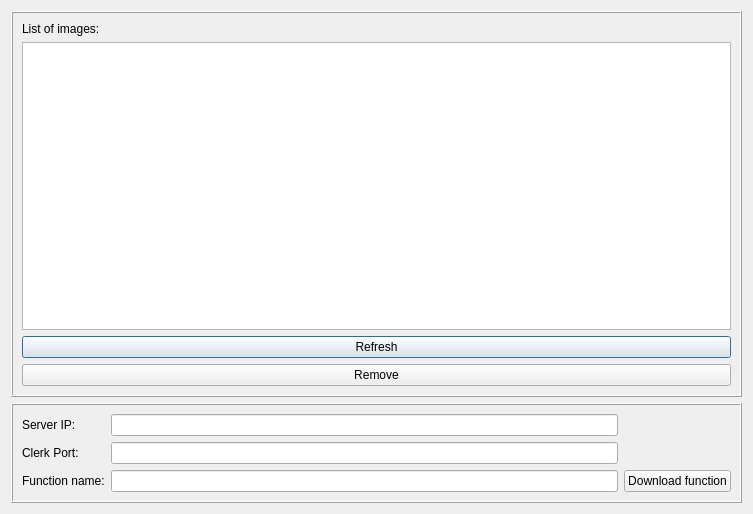
First picture: the form in Node/Deployer/DeployerBoard.ui, repository ADanayi/openCOT, before the edit.
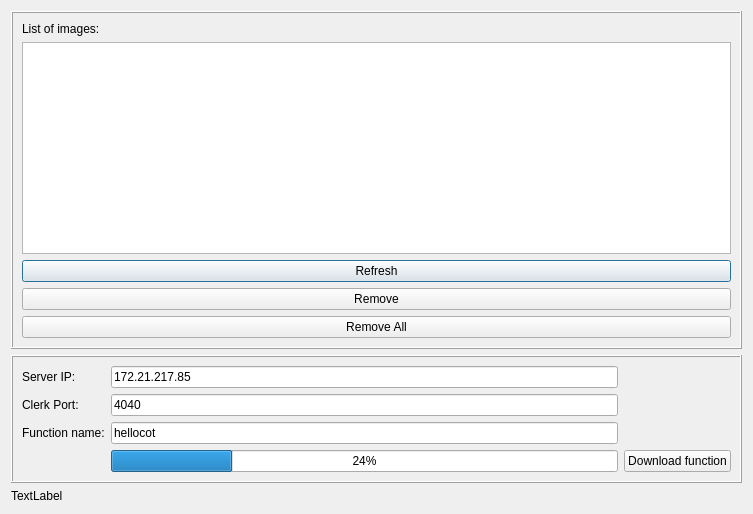
Second picture: the form after the edit.

The edit to the form file:
```diff
--- a/Node/Deployer/DeployerBoard.ui
+++ b/Node/Deployer/DeployerBoard.ui
@@ -47,6 +47,13 @@
         </property>
        </widget>
       </item>
+      <item>
+       <widget class="QPushButton" name="pushButton_removeAll">
+        <property name="text">
+         <string>Remove All</string>
+        </property>
+       </widget>
+      </item>
      </layout>
     </widget>
    </item>
@@ -59,6 +66,13 @@
       <enum>QFrame::Raised</enum>
      </property>
      <layout class="QGridLayout" name="gridLayout">
+      <item row="3" column="1">
+       <widget class="QProgressBar" name="progressBar">
+        <property name="value">
+         <number>24</number>
+        </property>
+       </widget>
+      </item>
       <item row="2" column="0">
        <widget class="QLabel" name="label">
         <property name="text">
@@ -67,7 +81,11 @@
        </widget>
       </item>
       <item row="1" column="1">
-       <widget class="QLineEdit" name="lineEdit_port"/>
+       <widget class="QLineEdit" name="lineEdit_port">
+        <property name="text">
+         <string>4040</string>
+        </property>
+       </widget>
       </item>
       <item row="1" column="0">
        <widget class="QLabel" name="label_3">
@@ -77,7 +95,11 @@
        </widget>
       </item>
       <item row="2" column="1">
-       <widget class="QLineEdit" name="lineEdit_fname"/>
+       <widget class="QLineEdit" name="lineEdit_fname">
+        <property name="text">
+         <string>hellocot</string>
+        </property>
+       </widget>
       </item>
       <item row="0" column="0">
        <widget class="QLabel" name="label_2">
@@ -87,9 +109,13 @@
        </widget>
       </item>
       <item row="0" column="1">
-       <widget class="QLineEdit" name="lineEdit_IP"/>
+       <widget class="QLineEdit" name="lineEdit_IP">
+        <property name="text">
+         <string>172.21.217.85</string>
+        </property>
+       </widget>
       </item>
-      <item row="2" column="2">
+      <item row="3" column="2">
        <widget class="QPushButton" name="pushButton_download">
         <property name="text">
          <string>Download function</string>
@@ -99,6 +125,13 @@
      </layout>
     </widget>
    </item>
+   <item>
+    <widget class="QLabel" name="label_pr">
+     <property name="text">
+      <string>TextLabel</string>
+     </property>
+    </widget>
+   </item>
   </layout>
  </widget>
  <resources/>
```
Left out of the diff: 4 changed lines with no effect on the pictures.
